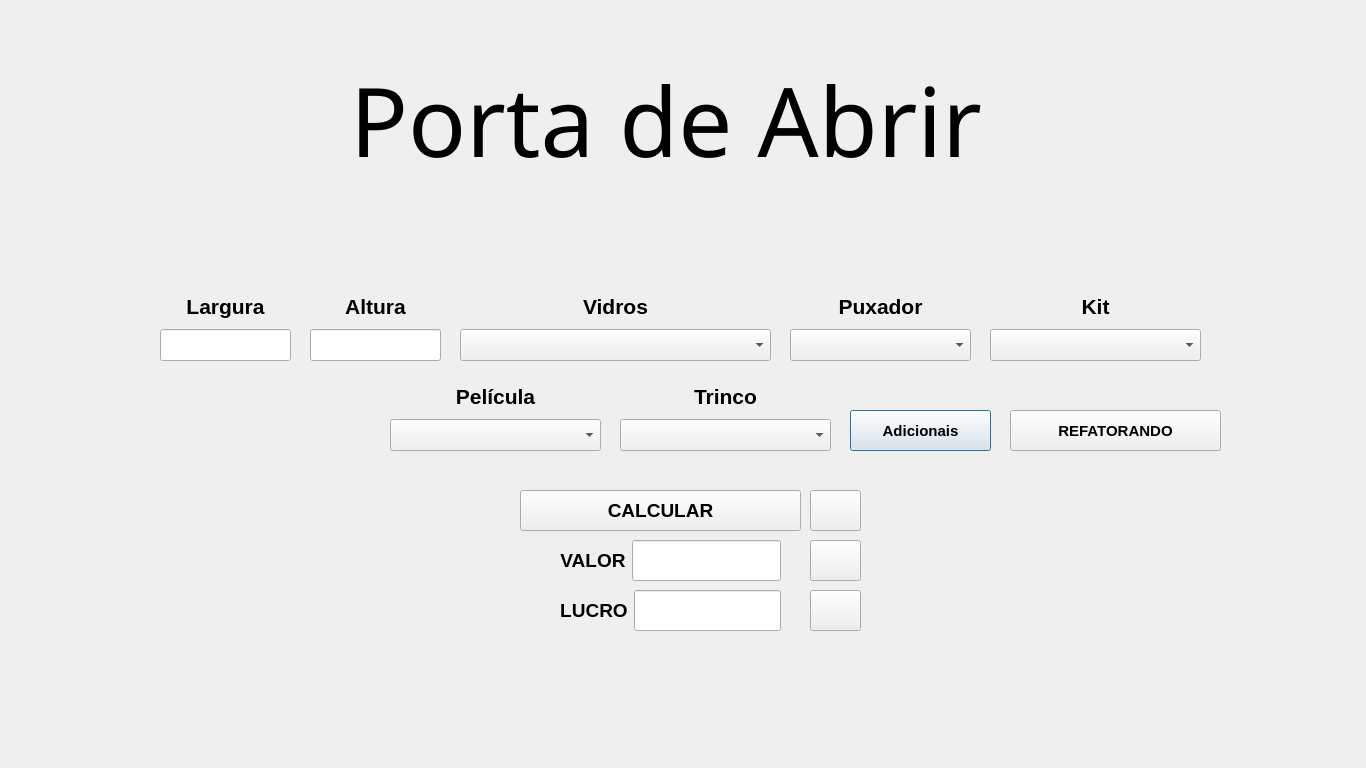
Above: ArtvidrosV3/portadeabrir.ui from PedrOliveiraM/Artvidros-2023 before the change. Below: the same form after it.
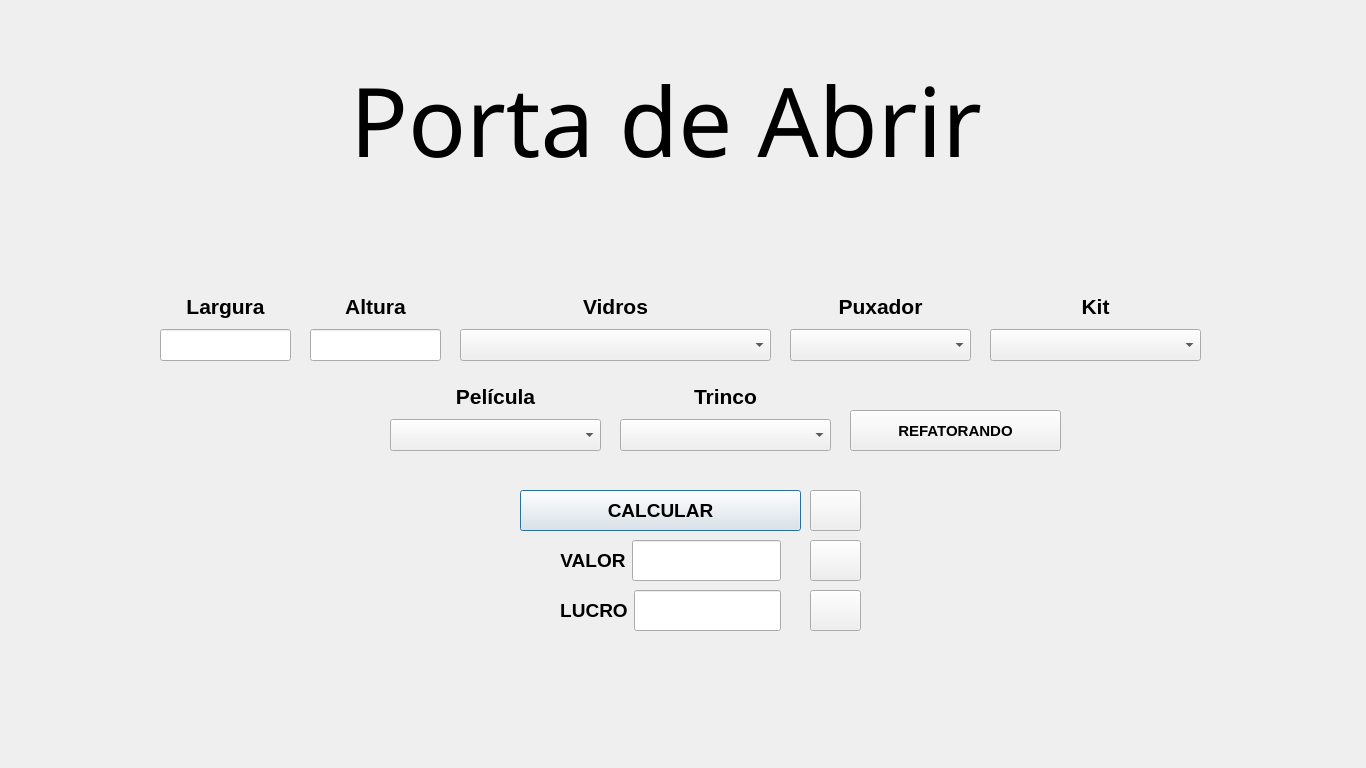
That is the form after the change. Icons and pictures are not drawn.

```diff
--- a/ArtvidrosV3/portadeabrir.ui
+++ b/ArtvidrosV3/portadeabrir.ui
@@ -33,35 +33,6 @@
     <string>&lt;html&gt;&lt;head/&gt;&lt;body&gt;&lt;p&gt;&lt;span style=&quot; font-size:72pt;&quot;&gt;Porta de Abrir&lt;/span&gt;&lt;/p&gt;&lt;/body&gt;&lt;/html&gt;</string>
    </property>
   </widget>
-  <widget class="QPushButton" name="pushButtonAdicionais">
-   <property name="geometry">
-    <rect>
-     <x>850</x>
-     <y>410</y>
-     <width>141</width>
-     <height>41</height>
-    </rect>
-   </property>
-   <property name="font">
-    <font>
-     <pointsize>11</pointsize>
-     <bold>true</bold>
-    </font>
-   </property>
-   <property name="text">
-    <string>Adicionais</string>
-   </property>
-   <property name="icon">
-    <iconset resource="files.qrc">
-     <normaloff>:/imagens/adicionar-a-cesta.png</normaloff>:/imagens/adicionar-a-cesta.png</iconset>
-   </property>
-   <property name="iconSize">
-    <size>
-     <width>24</width>
-     <height>24</height>
-    </size>
-   </property>
-  </widget>
   <widget class="QPushButton" name="pushButtonCalcular">
    <property name="geometry">
     <rect>
@@ -530,7 +501,7 @@
   <widget class="QPushButton" name="pushButtonRefatorando">
    <property name="geometry">
     <rect>
-     <x>1010</x>
+     <x>850</x>
      <y>410</y>
      <width>211</width>
      <height>41</height>
```
